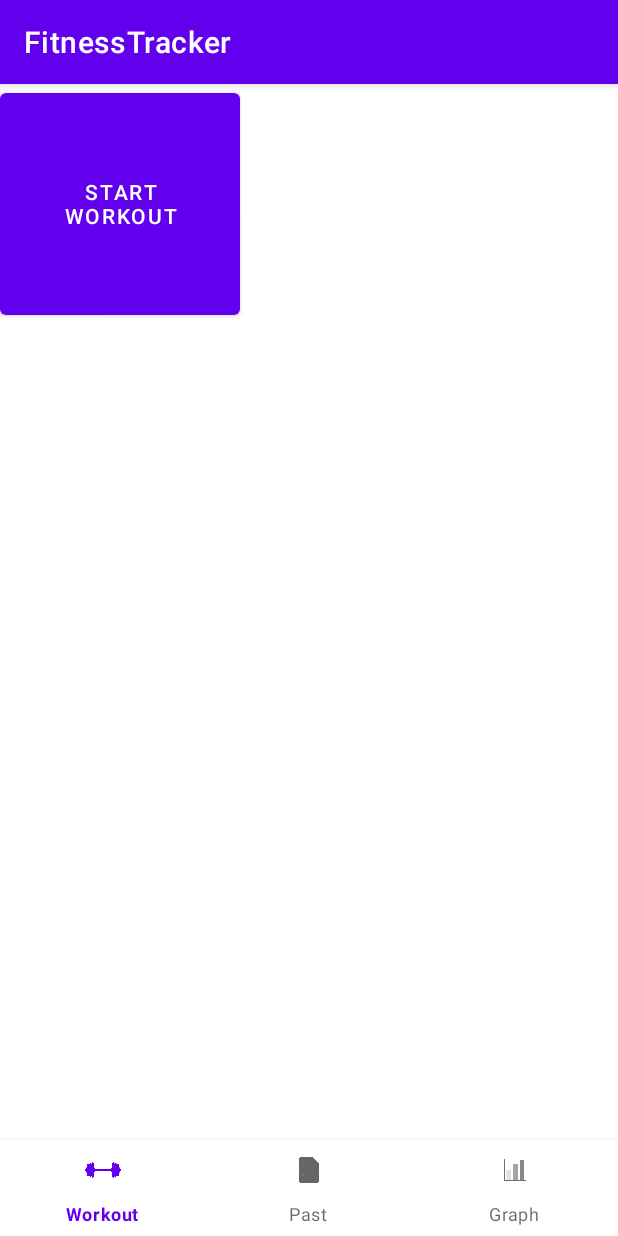
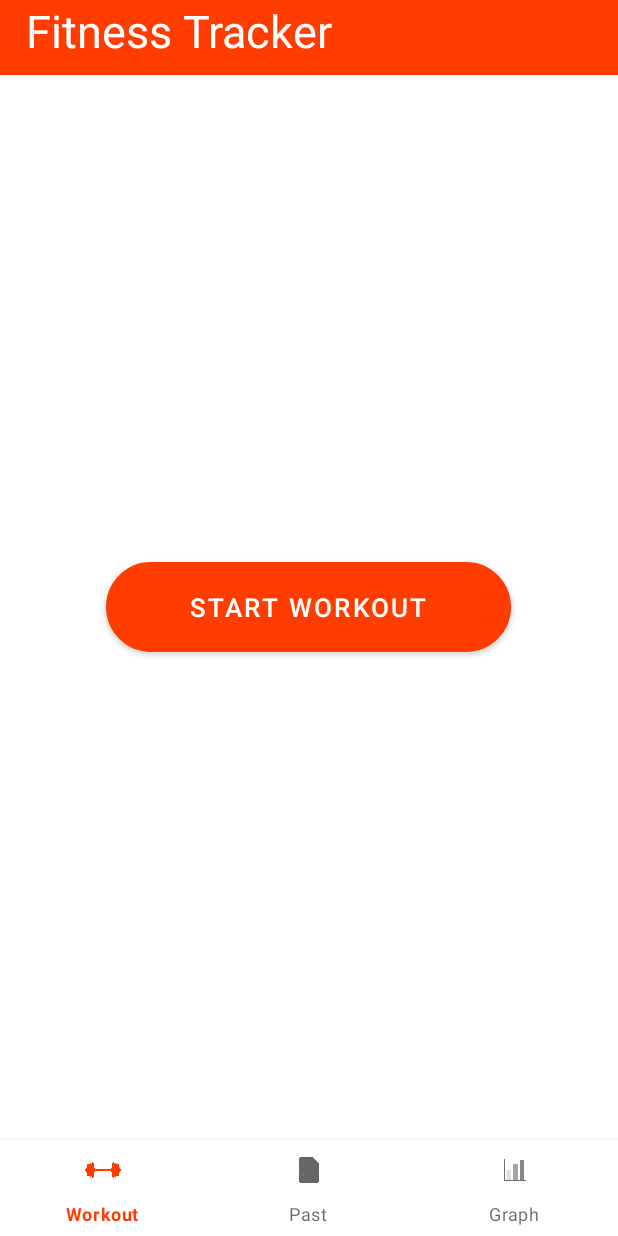
Before and after one commit to DatN99/FitnessTracker, an Android app: the screen it shows after launch (MainActivity), on a phone screen of 412 x 824 dp. Run offline under Robolectric (Android 15) with nearby library versions, the phone set to English and light mode, and no system bars.

Commit message:
-changed ui design of StartWorkoutFragment and WorkoutLogFragment
-added a custom toolbar which shows a finish textview during WorkoutLogFragment

```diff
--- a/app/src/main/java/com/example/fitnesstracker/gui/FinishFragment.java
+++ b/app/src/main/java/com/example/fitnesstracker/gui/FinishFragment.java
@@ -10,6 +10,7 @@ import android.view.LayoutInflater;
 import android.view.View;
 import android.view.ViewGroup;
 import android.widget.Button;
+import android.widget.TextView;
 import android.widget.Toast;
 
 import com.example.fitnesstracker.R;
@@ -27,6 +28,7 @@ public class FinishFragment extends Fragment {
     View view;
 
     //Widget variables
+    TextView finish;
 
     //Workout/Sets variables
     Workout workout;
@@ -50,6 +52,9 @@ public class FinishFragment extends Fragment {
                              Bundle savedInstanceState) {
         // Inflate the layout for this fragment
         view = inflater.inflate(R.layout.fragment_finish, container, false);
+
+        finish = getActivity().findViewById(R.id.finishText);
+        finish.setVisibility(View.GONE);
 
         exit = view.findViewById(R.id.exitButton);
 
--- a/app/src/main/java/com/example/fitnesstracker/gui/MainActivity.java
+++ b/app/src/main/java/com/example/fitnesstracker/gui/MainActivity.java
@@ -12,6 +12,7 @@ import android.os.Bundle;
 import android.view.MenuItem;
 import android.view.View;
 import android.widget.Button;
+import android.widget.TextView;
 
 
 import com.example.fitnesstracker.R;
@@ -27,6 +28,8 @@ public class MainActivity extends AppCompatActivity implements MainActivityListe
 
     private Button test;
 
+    private TextView Finish;
+
 
     @Override
     protected void onCreate(Bundle savedInstanceState) {
@@ -37,7 +40,8 @@ public class MainActivity extends AppCompatActivity implements MainActivityListe
         BottomNavigationView bottomNav = findViewById(R.id.bottomNavWidget);
 
 
-
+        Finish = findViewById(R.id.finishText);
+        Finish.setVisibility(View.GONE);
 
 
         bottomNav.setOnItemSelectedListener(new NavigationBarView.OnItemSelectedListener() {
@@ -99,11 +103,14 @@ public class MainActivity extends AppCompatActivity implements MainActivityListe
 
 
     private void openWorkoutFragment(){
+
         getSupportFragmentManager()
                 .beginTransaction()
                 .replace(R.id.fragment_container, new WorkoutLogFragment(), "WorkoutFragment")
                 .addToBackStack("WorkoutFragment")
                 .commit();
+
+
     }
 
 
--- /dev/null
+++ b/app/src/main/res/drawable/startworkoutbutton.xml
@@ -0,0 +1,23 @@
+<?xml version="1.0" encoding="utf-8"?>
+<shape xmlns:android="http://schemas.android.com/apk/res/android" android:shape="rectangle" >
+    <corners
+        android:radius="100dp"
+        />
+    <solid
+        android:color="#FFFFFF"
+        />
+    <padding
+        android:left="0dp"
+        android:top="0dp"
+        android:right="0dp"
+        android:bottom="0dp"
+        />
+    <size
+        android:width="270dp"
+        android:height="60dp"
+        />
+    <stroke
+        android:width="3dp"
+        android:color="#ff3d00"
+        />
+</shape>
--- a/app/src/main/res/layout/activity_main.xml
+++ b/app/src/main/res/layout/activity_main.xml
@@ -5,6 +5,7 @@
     android:layout_width="match_parent"
     android:layout_height="match_parent"
     tools:context=".gui.MainActivity">
+    <include layout="@layout/toolbar"/>
 
 
     <FrameLayout
@@ -12,10 +13,11 @@
         android:layout_width="match_parent"
         android:layout_height="match_parent"
         android:layout_above="@id/bottomNavWidget"
+        android:layout_below="@id/toolbar"
         app:layout_constraintBottom_toTopOf="@+id/bottomNavWidget"
         app:layout_constraintEnd_toEndOf="parent"
         app:layout_constraintStart_toStartOf="parent"
-        app:layout_constraintTop_toTopOf="parent" />
+        app:layout_constraintTop_toBottomOf="parent" />
 
 
     <com.google.android.material.bottomnavigation.BottomNavigationView
--- a/app/src/main/res/layout/fragment_start_workout.xml
+++ b/app/src/main/res/layout/fragment_start_workout.xml
@@ -6,10 +6,33 @@
     tools:context=".gui.StartWorkoutFragment"
     >
 
-    <Button
-        android:id="@+id/startWorkoutButton"
-        android:layout_width="1in"
-        android:layout_height="1in"
-        android:text="Start Workout" />
+    <RelativeLayout xmlns:android="http://schemas.android.com/apk/res/android"
+        xmlns:app="http://schemas.android.com/apk/res-auto"
+        xmlns:tools="http://schemas.android.com/tools"
+        android:layout_width="match_parent"
+        android:layout_height="match_parent"
+        tools:context=".gui.WorkoutLogFragment">
+
+        <Button
+            android:id="@+id/startWorkoutButton"
+            android:text="Start Workout"
+            android:textSize="17dp"
+            android:textColor="#FFFFFF"
+            android:layout_width="wrap_content"
+            android:layout_height="wrap_content"
+            android:layout_centerHorizontal="true"
+            android:layout_centerVertical="true"
+            android:background="@drawable/startworkoutbutton"
+            />
+
+
+
+
+
+    </RelativeLayout>
+
+
+
+
 
 </FrameLayout>
--- /dev/null
+++ b/app/src/main/res/layout/toolbar.xml
@@ -0,0 +1,37 @@
+<?xml version="1.0" encoding="utf-8"?>
+<androidx.constraintlayout.widget.ConstraintLayout xmlns:android="http://schemas.android.com/apk/res/android"
+    xmlns:app="http://schemas.android.com/apk/res-auto"
+    xmlns:tools="http://schemas.android.com/tools"
+    android:layout_width="match_parent"
+    android:layout_height="wrap_content"
+    android:background="#ff3d00"
+    android:id="@+id/toolbar"
+    >
+
+    <TextView
+        android:id="@+id/textView3"
+        android:layout_width="wrap_content"
+        android:layout_height="50dp"
+        android:text="Fitness Tracker"
+        android:textColor="@color/white"
+        android:textSize="30dp"
+        app:layout_constraintEnd_toEndOf="parent"
+        app:layout_constraintHorizontal_bias="0.085"
+        app:layout_constraintStart_toStartOf="parent"
+        tools:layout_editor_absoluteY="0dp" />
+
+    <TextView
+        android:id="@+id/finishText"
+        android:layout_width="wrap_content"
+        android:layout_height="50dp"
+        android:contextClickable="true"
+        android:text="Finish"
+        android:textColor="#9e9e9e"
+        android:textSize="30dp"
+        app:layout_constraintEnd_toEndOf="parent"
+        app:layout_constraintHorizontal_bias="0.826"
+        app:layout_constraintStart_toEndOf="@+id/textView3"
+        tools:layout_editor_absoluteY="0dp" />
+
+
+</androidx.constraintlayout.widget.ConstraintLayout>
--- a/app/src/main/res/values-night/themes.xml
+++ b/app/src/main/res/values-night/themes.xml
@@ -1,6 +1,6 @@
 <resources xmlns:tools="http://schemas.android.com/tools">
     <!-- Base application theme. -->
-    <style name="Theme.FitnessTracker" parent="Theme.MaterialComponents.DayNight.DarkActionBar">
+    <style name="Theme.FitnessTracker.Dark" parent="Theme.MaterialComponents.DayNight.DarkActionBar">
         <!-- Primary brand color. -->
         <item name="colorPrimary">@color/purple_200</item>
         <item name="colorPrimaryVariant">@color/purple_700</item>
@@ -13,4 +13,5 @@
         <item name="android:statusBarColor" tools:targetApi="l">?attr/colorPrimaryVariant</item>
         <!-- Customize your theme here. -->
     </style>
+
 </resources>
--- a/app/src/main/res/values/themes.xml
+++ b/app/src/main/res/values/themes.xml
@@ -1,17 +1,18 @@
 <resources xmlns:tools="http://schemas.android.com/tools">
     <!-- Base application theme. -->
-    <style name="Theme.FitnessTracker" parent="Theme.MaterialComponents.DayNight.DarkActionBar">
+    <style name="Theme.FitnessTracker" parent="Theme.MaterialComponents.DayNight.NoActionBar">
         <!-- Primary brand color. -->
-        <item name="colorPrimary">@color/purple_500</item>
-        <item name="colorPrimaryVariant">@color/purple_700</item>
+        <item name="colorPrimary">#ff3d00</item>
+        <item name="colorPrimaryVariant">#c30000</item>
         <item name="colorOnPrimary">@color/white</item>
         <!-- Secondary brand color. -->
-        <item name="colorSecondary">@color/teal_200</item>
-        <item name="colorSecondaryVariant">@color/teal_700</item>
+        <item name="colorSecondary">#ff3d00</item>
+        <item name="colorSecondaryVariant">#ff7539</item>
         <item name="colorOnSecondary">@color/black</item>
         <!-- Status bar color. -->
+        <!-- Customize your theme here. -->
         <item name="android:statusBarColor" tools:targetApi="l">?attr/colorPrimaryVariant</item>
-        <!-- Customize your theme here. -->
+
     </style>
 
     <style name="Theme.FitnessTracker.NoActionBar">
@@ -20,6 +21,6 @@
     </style>
 
     <style name="Theme.FitnessTracker.AppBarOverlay" parent="ThemeOverlay.AppCompat.Dark.ActionBar" />
+    <style name="Theme.FitnessTracker.PopupOverlay" parent="ThemeOverlay.AppCompat.Light" />
 
-    <style name="Theme.FitnessTracker.PopupOverlay" parent="ThemeOverlay.AppCompat.Light" />
 </resources>
```
Also changed, not shown: app/src/main/java/com/example/fitnesstracker/gui/WorkoutLogFragment.java (+8 -3 lines), app/src/main/res/drawable/addsetbutton.xml (added, +23 -0 lines), app/src/main/res/layout/fragment_workout_log.xml (+14 -35 lines).
